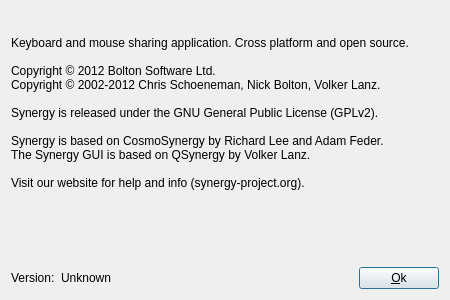
The window that src/gui/res/AboutDialogBase.ui (deskflow/deskflow) describes before a commit, drawn with Qt 5.
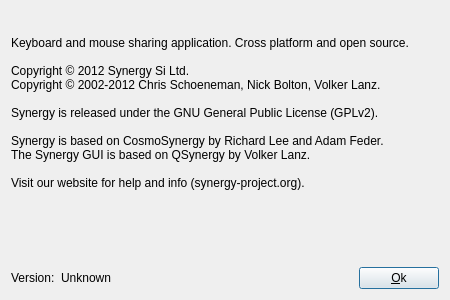
The same window after the commit. Icons and pictures are not drawn.

Commit message: changed company name in copyright notice

What changed in the file:
```diff
--- a/src/gui/res/AboutDialogBase.ui
+++ b/src/gui/res/AboutDialogBase.ui
@@ -52,7 +52,7 @@
      <property name="text">
       <string>&lt;p&gt;
 Keyboard and mouse sharing application. Cross platform and open source.&lt;br /&gt;&lt;br /&gt;
-Copyright © 2012 Bolton Software Ltd.&lt;br /&gt;
+Copyright © 2012 Synergy Si Ltd.&lt;br /&gt;
 Copyright © 2002-2012 Chris Schoeneman, Nick Bolton, Volker Lanz.&lt;br /&gt;&lt;br /&gt;
 Synergy is released under the GNU General Public License (GPLv2).&lt;br /&gt;&lt;br /&gt;
 Synergy is based on CosmoSynergy by Richard Lee and Adam Feder.&lt;br /&gt;
```
The commit also changes 603 other files.
